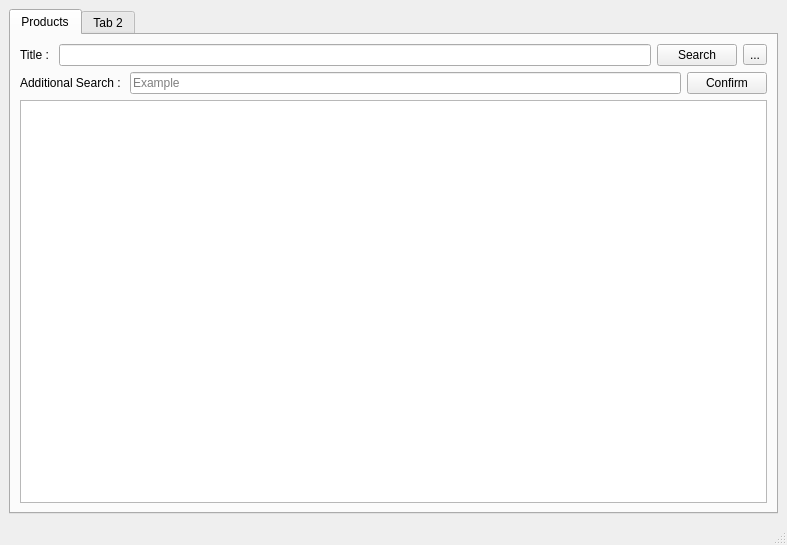
AP-projects-4001/Guys, file AP/client_ui.ui: the form before one commit.
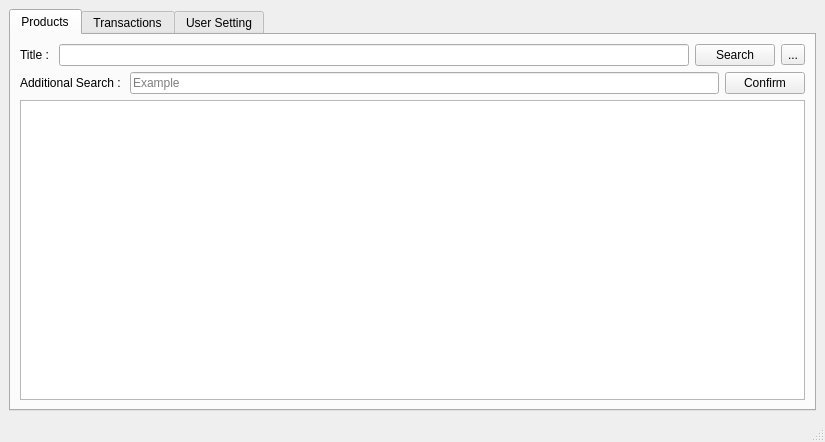
The form after the commit.

```diff
--- a/AP/client_ui.ui
+++ b/AP/client_ui.ui
@@ -6,8 +6,8 @@
    <rect>
     <x>0</x>
     <y>0</y>
-    <width>787</width>
-    <height>545</height>
+    <width>825</width>
+    <height>442</height>
    </rect>
   </property>
   <property name="windowTitle">
@@ -15,7 +15,7 @@
   </property>
   <widget class="QWidget" name="centralwidget">
    <layout class="QGridLayout" name="gridLayout">
-    <item row="0" column="1">
+    <item row="0" column="0">
      <widget class="QTabWidget" name="tabWidget">
       <property name="currentIndex">
        <number>0</number>
@@ -88,7 +88,12 @@
       </widget>
       <widget class="QWidget" name="tab_2">
        <attribute name="title">
-        <string>Tab 2</string>
+        <string>Transactions</string>
+       </attribute>
+      </widget>
+      <widget class="QWidget" name="user_setting_tab">
+       <attribute name="title">
+        <string>User Setting</string>
        </attribute>
       </widget>
      </widget>
```
Left out of the diff: 52 changed lines with no effect on the pictures.
